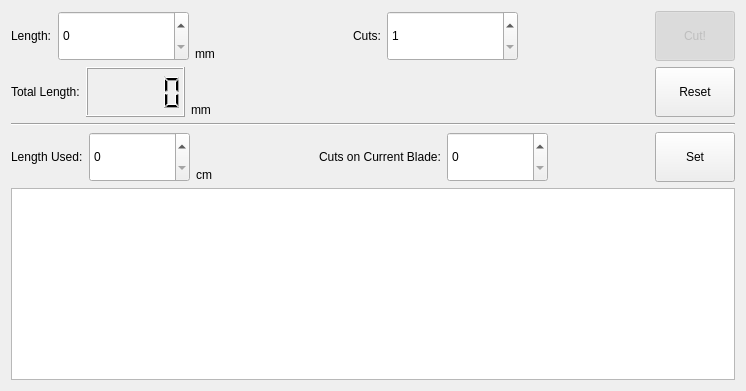
Qt form cutter.ui (fwappy/tubingCutter) before a commit.
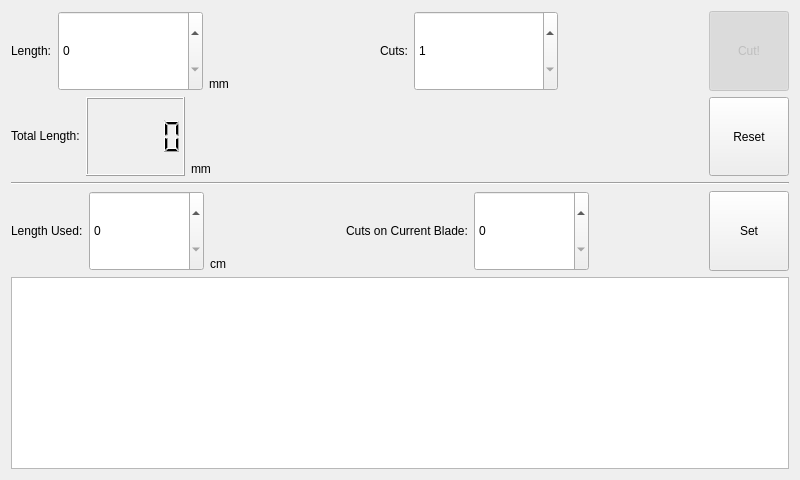
The same form after that commit.

Commit message: set size correctly

The edit to the form file:
```diff
--- a/cutter.ui
+++ b/cutter.ui
@@ -6,8 +6,8 @@
    <rect>
     <x>0</x>
     <y>0</y>
-    <width>746</width>
-    <height>391</height>
+    <width>800</width>
+    <height>480</height>
    </rect>
   </property>
   <property name="windowTitle">
```
